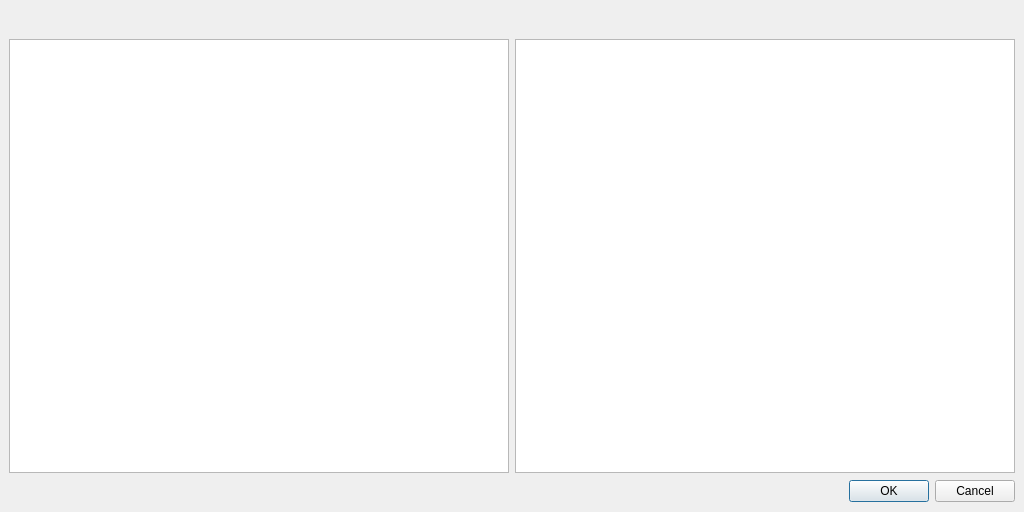
This is src/Authoring/Studio/Application/DataInputListDlg.ui in flyhex/qt3dstudio as Qt 5 draws it before an edit. The edited form follows.
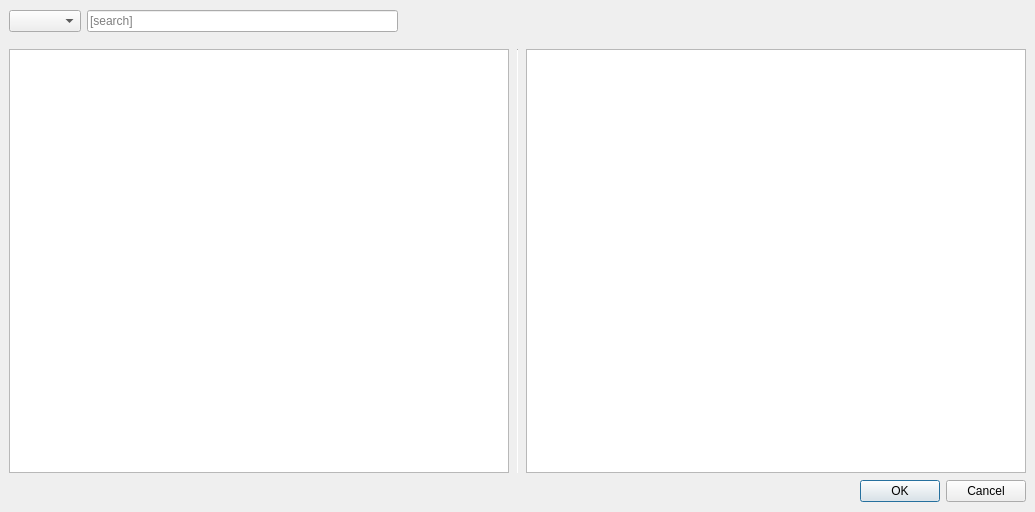
This is the edited form.

Commit message:
Implement search in datainput management dialog
Also, visually separate datainput list from controlled property list.
Fix a bug that showed datainput name instead of subpresentation id for
bindings in subpresentations.

Task-id: QT3DS-2430
Task-id: QT3DS-2598

Diff of the .ui file:
```diff
--- a/src/Authoring/Studio/Application/DataInputListDlg.ui
+++ b/src/Authoring/Studio/Application/DataInputListDlg.ui
@@ -83,6 +83,23 @@
          <property name="bottomMargin">
           <number>0</number>
          </property>
+         <item>
+          <widget class="QComboBox" name="typeFilterCombo">
+           <property name="sizeAdjustPolicy">
+            <enum>QComboBox::AdjustToContentsOnFirstShow</enum>
+           </property>
+          </widget>
+         </item>
+         <item>
+          <widget class="QLineEdit" name="searchField">
+           <property name="placeholderText">
+            <string>[search]</string>
+           </property>
+           <property name="clearButtonEnabled">
+            <bool>true</bool>
+           </property>
+          </widget>
+         </item>
          <item>
           <spacer name="horizontalSpacer_2">
            <property name="orientation">
@@ -90,7 +107,7 @@
            </property>
            <property name="sizeHint" stdset="0">
             <size>
-             <width>600</width>
+             <width>200</width>
              <height>20</height>
             </size>
            </property>
@@ -117,6 +134,12 @@
       </item>
       <item>
        <layout class="QHBoxLayout" name="horizontalLayout_4">
+        <property name="spacing">
+         <number>8</number>
+        </property>
+        <property name="topMargin">
+         <number>10</number>
+        </property>
         <item>
          <widget class="QTableView" name="tableView">
           <property name="sizePolicy">
@@ -157,6 +180,37 @@
           </attribute>
          </widget>
         </item>
+        <item>
+         <widget class="Line" name="line">
+          <property name="enabled">
+           <bool>true</bool>
+          </property>
+          <property name="sizePolicy">
+           <sizepolicy hsizetype="Fixed" vsizetype="Expanding">
+            <horstretch>0</horstretch>
+            <verstretch>0</verstretch>
+           </sizepolicy>
+          </property>
+          <property name="minimumSize">
+           <size>
+            <width>1</width>
+            <height>0</height>
+           </size>
+          </property>
+          <property name="contextMenuPolicy">
+           <enum>Qt::NoContextMenu</enum>
+          </property>
+          <property name="styleSheet">
+           <string notr="true">background-color: white;</string>
+          </property>
+          <property name="lineWidth">
+           <number>1</number>
+          </property>
+          <property name="orientation">
+           <enum>Qt::Vertical</enum>
+          </property>
+         </widget>
+        </item>
         <item>
          <widget class="QTableView" name="elementInfo">
           <property name="sizePolicy">
@@ -180,6 +234,9 @@
           <property name="selectionBehavior">
            <enum>QAbstractItemView::SelectRows</enum>
           </property>
+          <property name="cornerButtonEnabled">
+           <bool>false</bool>
+          </property>
           <attribute name="horizontalHeaderVisible">
            <bool>true</bool>
           </attribute>
```
The commit also changes 3 other files.
